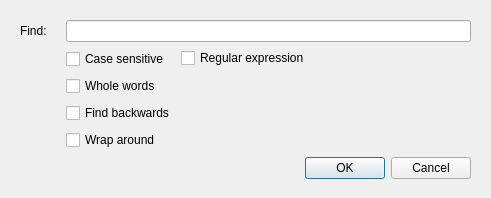
Before: the Qt Designer form Find.ui in Sharpie/TeXworks, drawn with Qt 5.
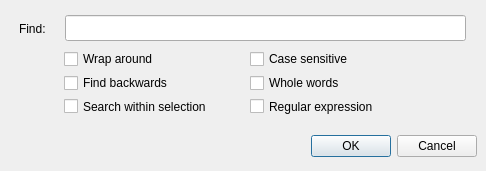
After: the same form once the commit is applied.

What changed in the file:
```diff
--- a/Find.ui
+++ b/Find.ui
@@ -8,8 +8,8 @@
    <rect>
     <x>0</x>
     <y>0</y>
-    <width>491</width>
-    <height>198</height>
+    <width>486</width>
+    <height>171</height>
    </rect>
   </property>
   <property name="windowTitle" >
@@ -21,135 +21,129 @@
   <property name="modal" >
    <bool>true</bool>
   </property>
+  <widget class="QLabel" name="label" >
+   <property name="geometry" >
+    <rect>
+     <x>19</x>
+     <y>18</y>
+     <width>41</width>
+     <height>22</height>
+    </rect>
+   </property>
+   <property name="text" >
+    <string>Find:</string>
+   </property>
+  </widget>
   <widget class="QWidget" name="layoutWidget" >
    <property name="geometry" >
     <rect>
-     <x>10</x>
-     <y>10</y>
-     <width>471</width>
-     <height>179</height>
+     <x>64</x>
+     <y>50</y>
+     <width>169</width>
+     <height>65</height>
     </rect>
    </property>
-   <layout class="QGridLayout" >
-    <property name="leftMargin" >
-     <number>10</number>
-    </property>
-    <property name="topMargin" >
-     <number>10</number>
-    </property>
-    <property name="rightMargin" >
-     <number>10</number>
-    </property>
-    <property name="bottomMargin" >
-     <number>10</number>
-    </property>
-    <item row="0" column="0" >
-     <widget class="QLabel" name="label" >
+   <layout class="QVBoxLayout" >
+    <item>
+     <widget class="QCheckBox" name="checkBox_wrap" >
       <property name="text" >
-       <string>Find:</string>
+       <string>Wrap around</string>
       </property>
      </widget>
     </item>
-    <item row="0" column="1" colspan="3" >
-     <widget class="QLineEdit" name="searchText" />
+    <item>
+     <widget class="QCheckBox" name="checkBox_backwards" >
+      <property name="text" >
+       <string>Find backwards</string>
+      </property>
+     </widget>
     </item>
-    <item rowspan="2" row="1" column="1" >
-     <layout class="QVBoxLayout" >
-      <item>
-       <widget class="QCheckBox" name="checkBox_case" >
-        <property name="text" >
-         <string>Case sensitive</string>
-        </property>
-       </widget>
-      </item>
-      <item>
-       <widget class="QCheckBox" name="checkBox_words" >
-        <property name="text" >
-         <string>Whole words</string>
-        </property>
-       </widget>
-      </item>
-      <item>
-       <widget class="QCheckBox" name="checkBox_backwards" >
-        <property name="text" >
-         <string>Find backwards</string>
-        </property>
-       </widget>
-      </item>
-      <item>
-       <widget class="QCheckBox" name="checkBox_wrap" >
-        <property name="text" >
-         <string>Wrap around</string>
-        </property>
-       </widget>
-      </item>
-     </layout>
+    <item>
+     <widget class="QCheckBox" name="checkBox_selection" >
+      <property name="text" >
+       <string>Search within selection</string>
+      </property>
+     </widget>
     </item>
-    <item rowspan="2" row="1" column="2" >
-     <layout class="QVBoxLayout" >
-      <item>
-       <widget class="QCheckBox" name="checkBox_regex" >
-        <property name="text" >
-         <string>Regular expression</string>
-        </property>
-       </widget>
-      </item>
-      <item>
-       <spacer>
-        <property name="orientation" >
-         <enum>Qt::Vertical</enum>
-        </property>
-        <property name="sizeHint" >
-         <size>
-          <width>20</width>
-          <height>61</height>
-         </size>
-        </property>
-       </spacer>
-      </item>
-     </layout>
-    </item>
-    <item row="1" column="3" >
-     <spacer>
-      <property name="orientation" >
-       <enum>Qt::Horizontal</enum>
+   </layout>
+  </widget>
+  <widget class="QDialogButtonBox" name="buttonBox" >
+   <property name="geometry" >
+    <rect>
+     <x>14</x>
+     <y>130</y>
+     <width>463</width>
+     <height>32</height>
+    </rect>
+   </property>
+   <property name="orientation" >
+    <enum>Qt::Horizontal</enum>
+   </property>
+   <property name="standardButtons" >
+    <set>QDialogButtonBox::Cancel|QDialogButtonBox::NoButton|QDialogButtonBox::Ok</set>
+   </property>
+  </widget>
+  <widget class="QWidget" name="" >
+   <property name="geometry" >
+    <rect>
+     <x>250</x>
+     <y>50</y>
+     <width>144</width>
+     <height>65</height>
+    </rect>
+   </property>
+   <layout class="QVBoxLayout" >
+    <item>
+     <widget class="QCheckBox" name="checkBox_case" >
+      <property name="text" >
+       <string>Case sensitive</string>
       </property>
-      <property name="sizeHint" >
-       <size>
-        <width>101</width>
-        <height>20</height>
-       </size>
-      </property>
-     </spacer>
+     </widget>
     </item>
-    <item row="2" column="0" >
-     <spacer>
-      <property name="orientation" >
-       <enum>Qt::Horizontal</enum>
+    <item>
+     <widget class="QCheckBox" name="checkBox_words" >
+      <property name="text" >
+       <string>Whole words</string>
       </property>
-      <property name="sizeType" >
-       <enum>QSizePolicy::Preferred</enum>
-      </property>
-      <property name="sizeHint" >
-       <size>
-        <width>40</width>
-        <height>20</height>
-       </size>
-      </property>
-     </spacer>
+     </widget>
     </item>
-    <item row="3" column="0" colspan="4" >
-     <widget class="QDialogButtonBox" name="buttonBox" >
-      <property name="orientation" >
-       <enum>Qt::Horizontal</enum>
+    <item>
+     <widget class="QCheckBox" name="checkBox_regex" >
+      <property name="text" >
+       <string>Regular expression</string>
       </property>
-      <property name="standardButtons" >
-       <set>QDialogButtonBox::Cancel|QDialogButtonBox::NoButton|QDialogButtonBox::Ok</set>
-      </property>
      </widget>
     </item>
    </layout>
   </widget>
+  <widget class="QLineEdit" name="searchText" >
+   <property name="geometry" >
+    <rect>
+     <x>65</x>
+     <y>15</y>
+     <width>401</width>
+     <height>26</height>
+    </rect>
+   </property>
+  </widget>
+  <widget class="QLabel" name="regexStatus" >
+   <property name="geometry" >
+    <rect>
+     <x>20</x>
+     <y>130</y>
+     <width>161</width>
+     <height>17</height>
+    </rect>
+   </property>
+   <property name="font" >
+    <font>
+     <pointsize>10</pointsize>
+    </font>
+   </property>
+   <property name="text" >
+    <string/>
+   </property>
+  </widget>
  </widget>
  <resources/>
  <connections>
```
